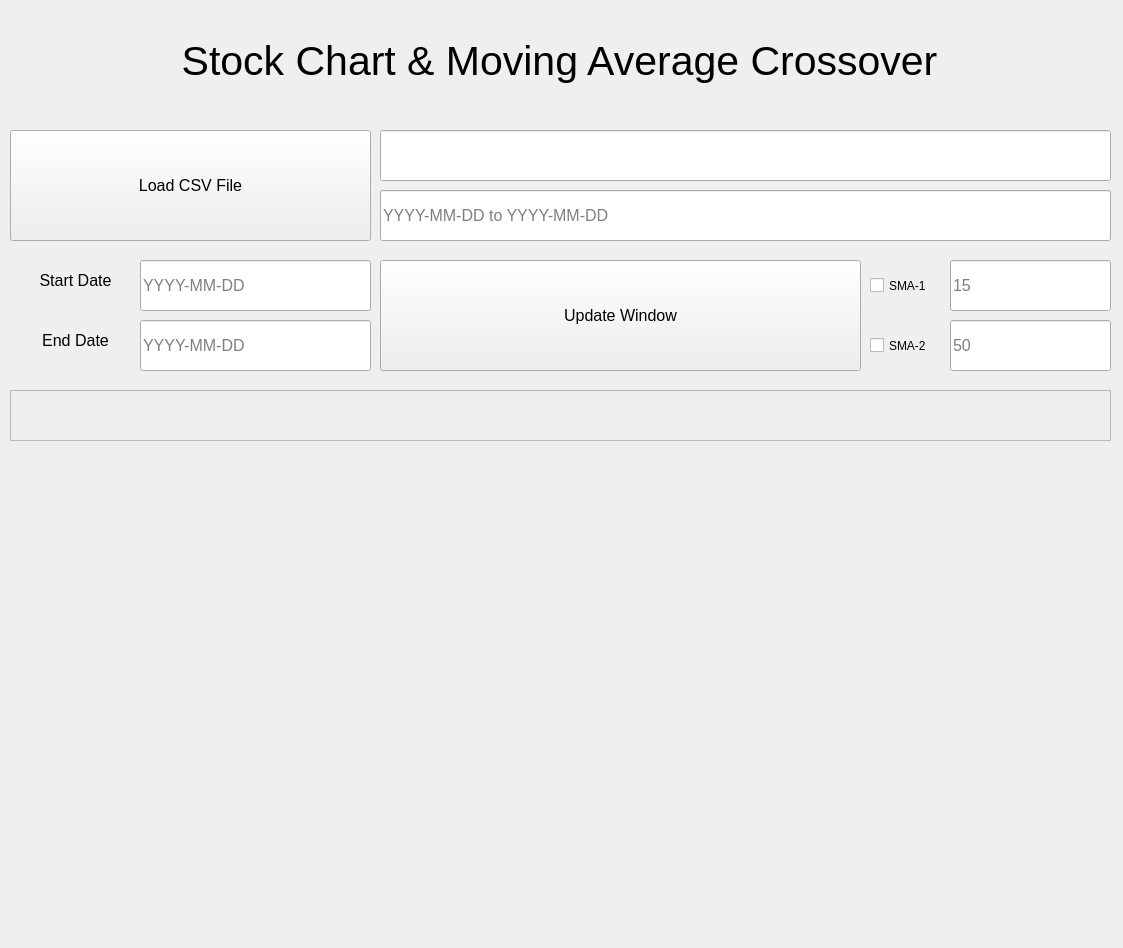
The window that src/main_window.ui (calvinyusno2359/StockChartApplication) describes before a commit, drawn with Qt 5.
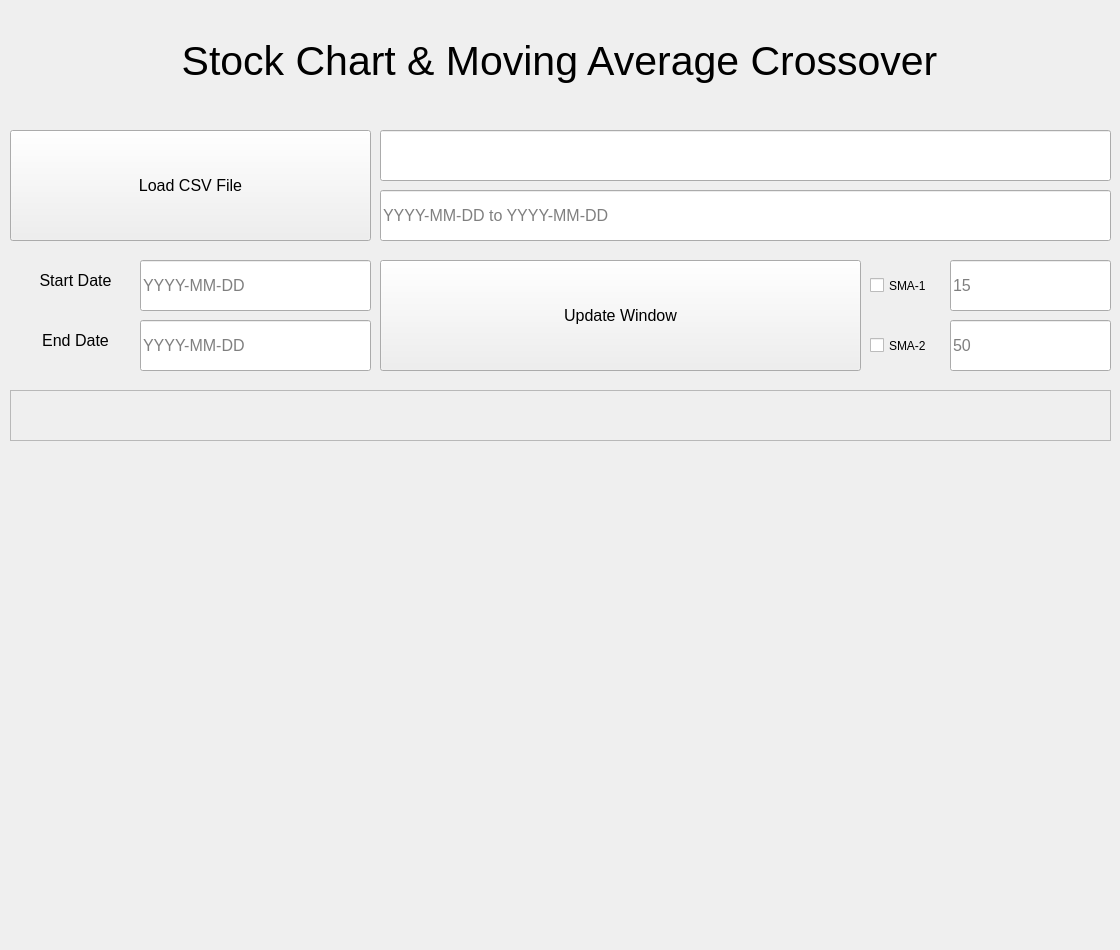
The same window after the commit.

Diff of the .ui file:
```diff
--- a/src/main_window.ui
+++ b/src/main_window.ui
@@ -6,10 +6,16 @@
    <rect>
     <x>0</x>
     <y>0</y>
-    <width>1123</width>
-    <height>948</height>
+    <width>1120</width>
+    <height>950</height>
    </rect>
   </property>
+  <property name="sizePolicy">
+   <sizepolicy hsizetype="Fixed" vsizetype="Fixed">
+    <horstretch>0</horstretch>
+    <verstretch>0</verstretch>
+   </sizepolicy>
+  </property>
   <property name="windowTitle">
    <string>Form</string>
   </property>
```
